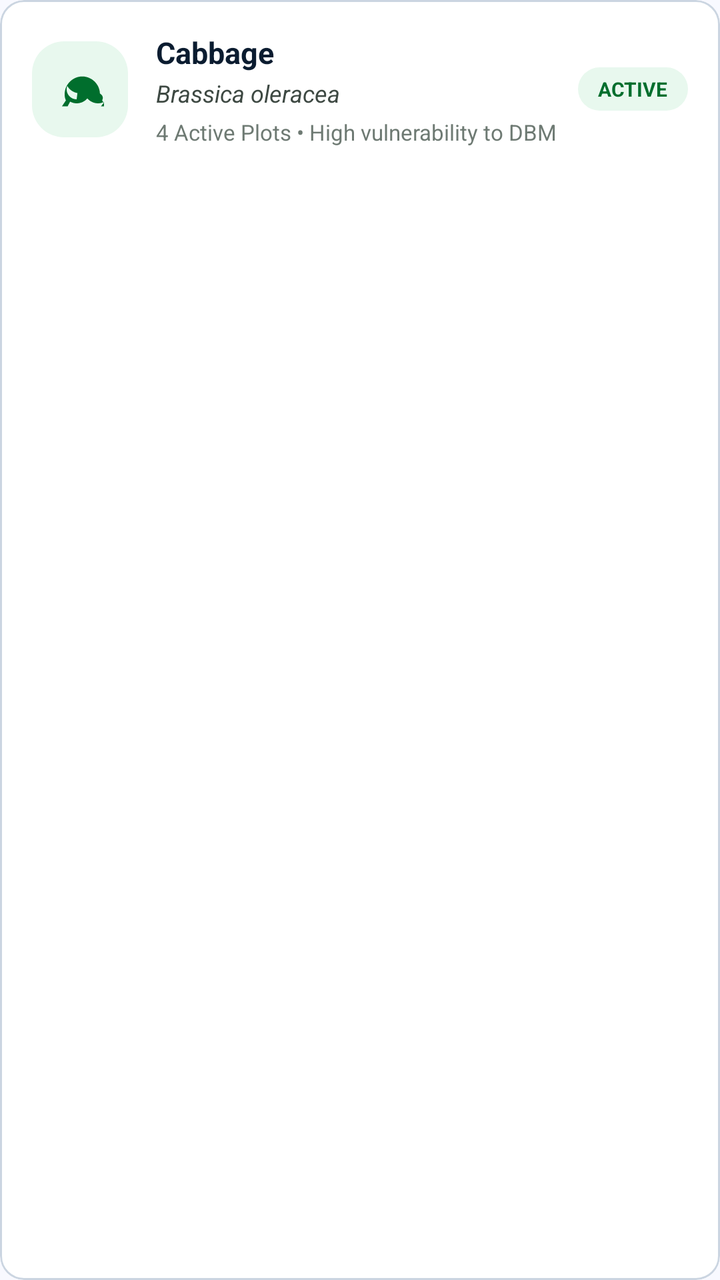
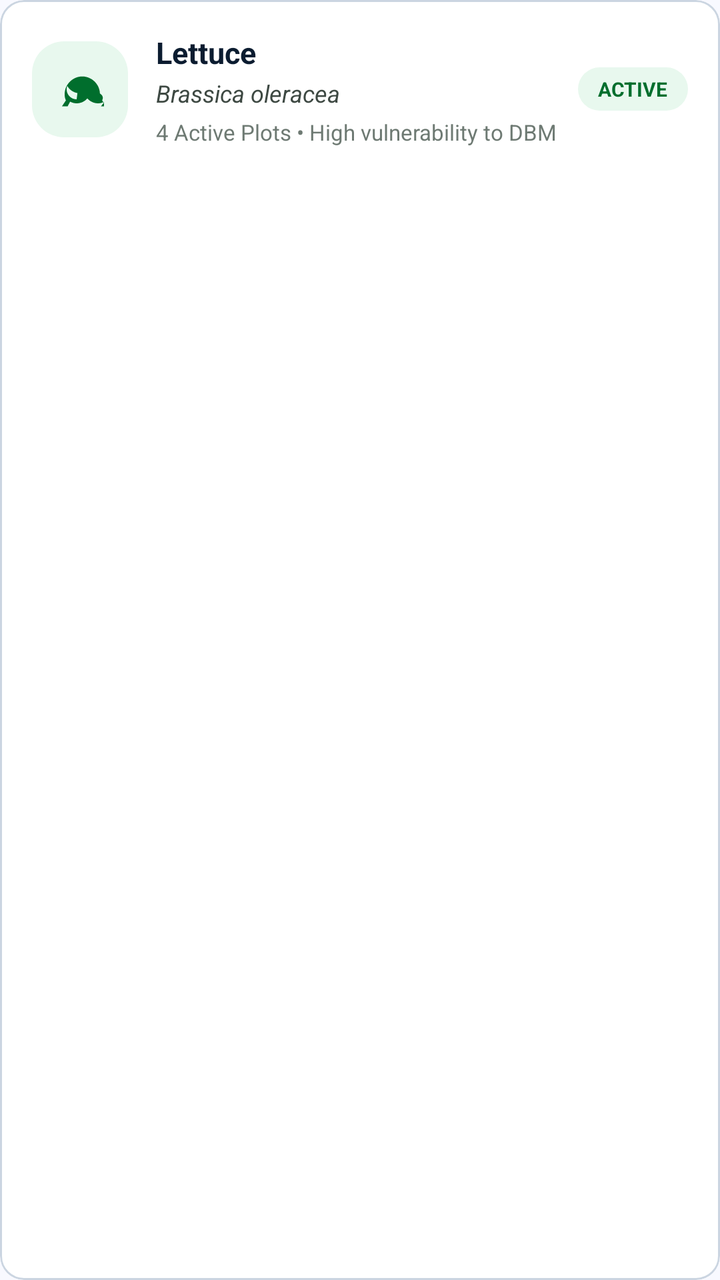

Two renders of the same Android screen: before a commit and after it. Below are the layout's source before the change and the commit's diff.
<!-- AndroidManifest.xml: application theme Theme.AgriMonitor -->
<!-- res/layout/item_crop.xml -->
<?xml version="1.0" encoding="utf-8"?>
<com.google.android.material.card.MaterialCardView xmlns:android="http://schemas.android.com/apk/res/android"
    xmlns:app="http://schemas.android.com/apk/res-auto"
    android:id="@+id/cardCropItem"
    android:layout_width="match_parent"
    android:layout_height="wrap_content"
    android:layout_marginBottom="12dp"
    app:cardCornerRadius="12dp"
    app:cardElevation="0dp"
    app:strokeColor="@color/outline_variant"
    app:strokeWidth="1dp"
    app:cardBackgroundColor="@color/surface_container_lowest">

    <LinearLayout
        android:layout_width="match_parent"
        android:layout_height="wrap_content"
        android:orientation="horizontal"
        android:padding="16dp"
        android:gravity="center_vertical">

        <FrameLayout
            android:layout_width="48dp"
            android:layout_height="48dp"
            android:background="@drawable/bg_badge_success">

            <ImageView
                android:layout_width="24dp"
                android:layout_height="24dp"
                android:layout_gravity="center"
                android:src="@drawable/ic_grass"
                app:tint="@color/secondary" />
        </FrameLayout>

        <LinearLayout
            android:layout_width="0dp"
            android:layout_height="wrap_content"
            android:layout_weight="1"
            android:layout_marginStart="14dp"
            android:orientation="vertical">

            <TextView
                android:id="@+id/tvCropItemName"
                android:layout_width="wrap_content"
                android:layout_height="wrap_content"
                android:text="Cabbage"
                android:textSize="15sp"
                android:textStyle="bold"
                android:textColor="@color/on_surface" />

            <TextView
                android:id="@+id/tvCropItemScientific"
                android:layout_width="wrap_content"
                android:layout_height="wrap_content"
                android:layout_marginTop="2dp"
                android:text="Brassica oleracea"
                android:textSize="12sp"
                android:textStyle="italic"
                android:textColor="@color/on_surface_variant" />

            <TextView
                android:id="@+id/tvCropItemDesc"
                android:layout_width="wrap_content"
                android:layout_height="wrap_content"
                android:layout_marginTop="4dp"
                android:text="4 Active Plots • High vulnerability to DBM"
                android:textSize="11sp"
                android:textColor="@color/outline" />
        </LinearLayout>

        <TextView
            android:id="@+id/tvCropItemStatus"
            android:layout_width="wrap_content"
            android:layout_height="wrap_content"
            android:text="ACTIVE"
            android:textSize="10sp"
            android:textStyle="bold"
            android:textColor="@color/secondary"
            android:background="@drawable/bg_badge_success"
            android:paddingHorizontal="10dp"
            android:paddingVertical="4dp" />
    </LinearLayout>
</com.google.android.material.card.MaterialCardView>
<!-- resources referenced by this layout -->
<resources>
  <color name="on_surface">#0B1C30</color>
  <color name="on_surface_variant">#3E4943</color>
  <color name="outline">#6E7A73</color>
  <color name="outline_variant">#CBD5E1</color>
  <color name="secondary">#006E2D</color>
  <color name="surface_container_lowest">#FFFFFF</color>
  <!-- drawable bg_badge_success (drawable) -->
  <?xml version="1.0" encoding="utf-8"?>
  <shape xmlns:android="http://schemas.android.com/apk/res/android"
      android:shape="rectangle">
      <solid android:color="@color/secondary_container" />
      <corners android:radius="16dp" />
  </shape>
  <!-- drawable ic_grass (drawable) -->
  <vector xmlns:android="http://schemas.android.com/apk/res/android"
      android:width="24dp"
      android:height="24dp"
      android:viewportWidth="24"
      android:viewportHeight="24"
      android:tint="?attr/colorControlNormal">
    <path
        android:fillColor="@android:color/white"
        android:pathData="M21.97,14.07C21.75,9.45 18.06,5.77 13.43,5.55c-0.19,-0.01 -0.38,-0.01 -0.57,0 -4.63,0.22 -8.32,3.9 -8.54,8.52 -0.06,1.21 0.16,2.4 0.63,3.48L3,20.47l2.83,0 1.25,-2.32c0.97,0.54 2.07,0.85 3.24,0.85 2.11,0 4.04,-0.94 5.36,-2.45 1.32,1.51 3.25,2.45 5.36,2.45 1.17,0 2.27,-0.31 3.24,-0.85L22.53,20.47 25,20.47l-1.92,-2.92C23.55,16.47 23.77,15.28 21.97,14.07zM10.32,17c-2.76,0 -5,-2.24 -5,-5 0,-0.6 0.11,-1.18 0.32,-1.71 1.04,1.86 2.89,3.2 5.08,3.58 -0.24,1.82 -0.4,3.13 -0.4,3.13z"/>
  </vector>
  <style name="Theme.AgriMonitor" parent="Theme.MaterialComponents.DayNight.NoActionBar">
          
          <item name="colorPrimary">@color/primary</item>
          <item name="colorPrimaryVariant">@color/primary_variant</item>
          <item name="colorOnPrimary">@color/on_primary</item>
          <item name="colorSecondary">@color/secondary</item>
          <item name="colorOnSecondary">@color/on_secondary</item>
          <item name="android:statusBarColor">@color/surface</item>
          <item name="android:windowLightStatusBar">true</item>
          <item name="android:windowBackground">@color/surface</item>
          <item name="android:textColorPrimary">@color/on_surface</item>
          <item name="android:textColorSecondary">@color/on_surface_variant</item>
      </style>
  <color name="secondary_container">#E8F8EE</color>
  <color name="primary">#005D42</color>
  <color name="primary_variant">#004530</color>
  <color name="on_primary">#FFFFFF</color>
  <color name="on_secondary">#FFFFFF</color>
  <color name="surface">#F8F9FF</color>
</resources>

<!-- the commit's change to res/layout/item_crop.xml (unified diff, before → after) -->
@@ -42,7 +42,7 @@
                 android:id="@+id/tvCropItemName"
                 android:layout_width="wrap_content"
                 android:layout_height="wrap_content"
-                android:text="Cabbage"
+                android:text="Lettuce"
                 android:textSize="15sp"
                 android:textStyle="bold"
                 android:textColor="@color/on_surface" />
